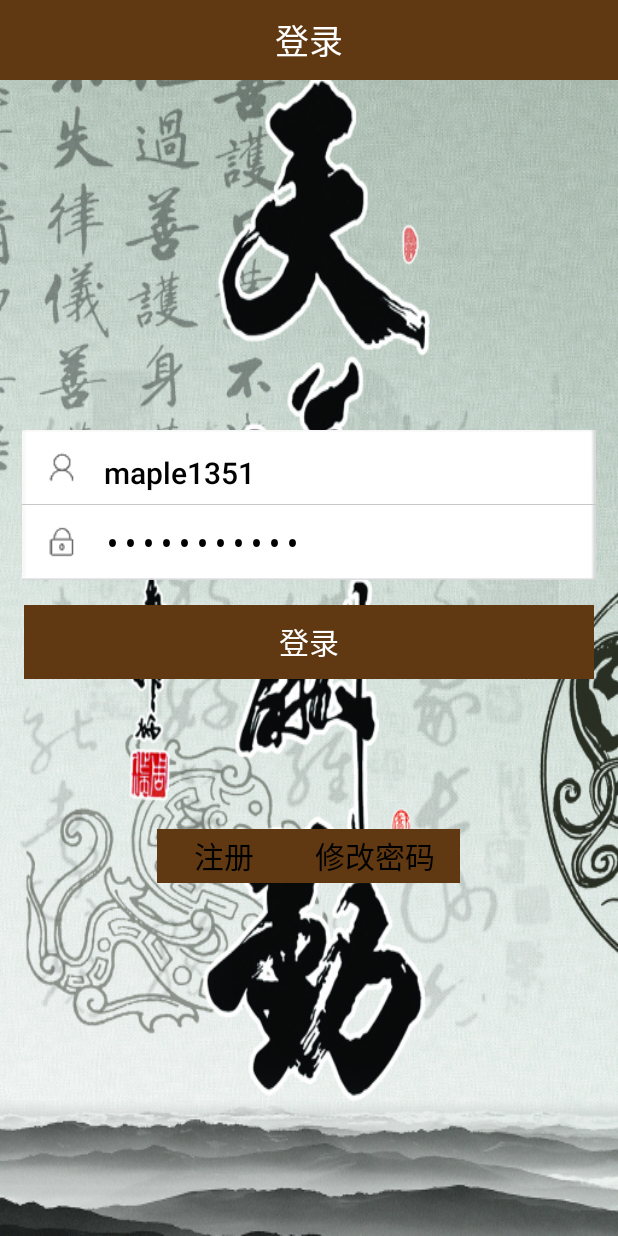
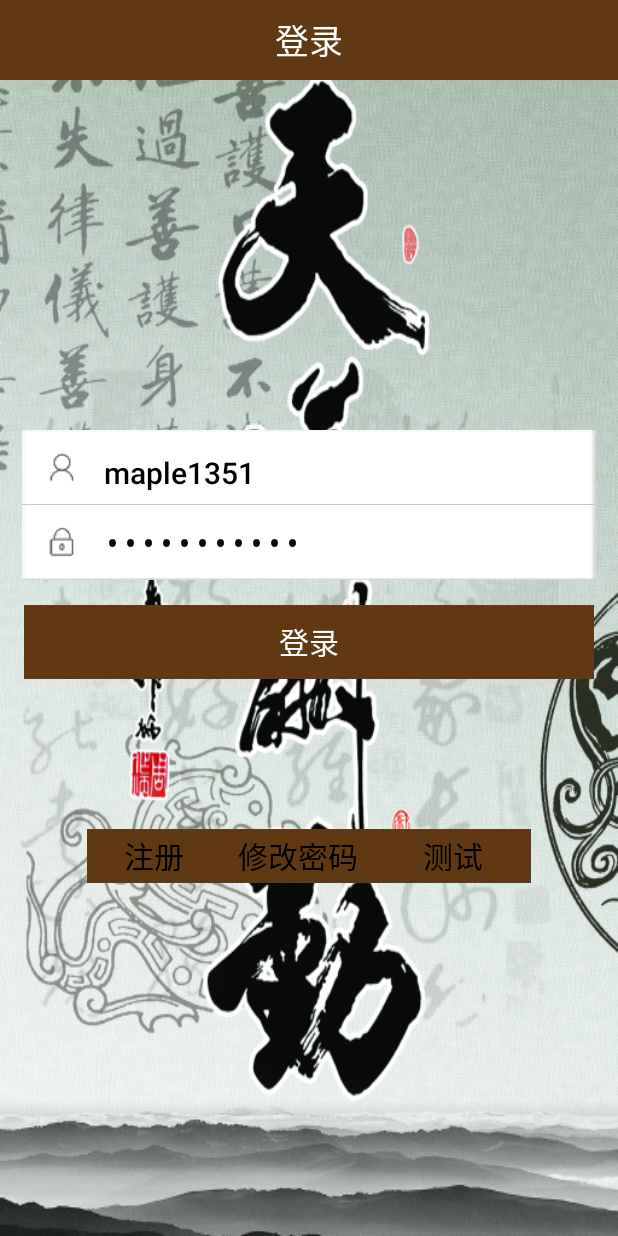
Before and after one commit to zxg1351/decorateOfMaple, an Android app: the LoginActivity screen opened directly, with no data from a screen before it, on a phone screen of 412 x 824 dp. Run offline under Robolectric (Android 15) with nearby library versions, the phone set to English and light mode, and no system bars.

Commit message:
#20170515 commit

```diff
--- a/app/src/main/AndroidManifest.xml
+++ b/app/src/main/AndroidManifest.xml
@@ -74,6 +74,8 @@
             android:theme="@style/themeSetting"></activity>
         <activity android:name=".ui.Login.RegisterActivity"
             android:theme="@style/themeSetting"></activity>
+        <activity android:name=".ui.EmptyListActivity"
+            android:theme="@style/themeSetting"></activity>
     </application>
 
 </manifest>
--- a/app/src/main/java/com/example/administrator/zxg/ui/Login/LoginActivity.java
+++ b/app/src/main/java/com/example/administrator/zxg/ui/Login/LoginActivity.java
@@ -11,6 +11,7 @@ import android.widget.TextView;
 import com.example.administrator.zxg.MainActivity;
 import com.example.administrator.zxg.R;
 import com.example.administrator.zxg.common.CommonActivity;
+import com.example.administrator.zxg.ui.EmptyListActivity;
 import com.example.administrator.zxg.ui.GlideActivity;
 import com.example.administrator.zxg.util.ToastUtil;
 
@@ -88,4 +89,9 @@ public class LoginActivity extends CommonActivity {
         Intent intent = new Intent(LoginActivity.this,GlideActivity.class);
         startActivity(intent);
     }
+    public  void testlogin(View view){
+
+        Intent intent = new Intent(this, EmptyListActivity.class);
+        startActivity(intent);
+    }
 }
--- a/app/src/main/res/layout/activity_loginxxx.xml
+++ b/app/src/main/res/layout/activity_loginxxx.xml
@@ -118,6 +118,18 @@
             android:textColor="@color/black"
             android:textSize="@dimen/test_size_one"
             android:layout_weight="0.10" />
+        <TextView
+            android:id="@+id/bt_04"
+            android:layout_width="134px"
+            android:layout_height="54px"
+            android:layout_marginBottom="@dimen/test_size"
+            android:background="@color/coffee"
+            android:gravity="center"
+            android:onClick="testlogin"
+            android:text="测试"
+            android:textColor="@color/black"
+            android:textSize="@dimen/test_size_one"
+            android:layout_weight="0.10" />
     </LinearLayout>
 
 
```
Also changed, not shown: app/src/main/java/com/example/administrator/zxg/ui/EmptyListActivity.java (added, +36 -0 lines), app/src/main/res/layout/activity_empty.xml (added, +16 -0 lines).
